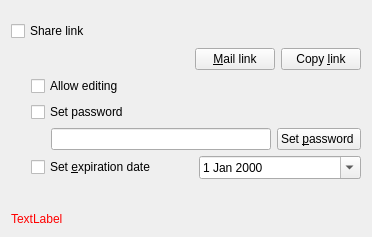
This is src/gui/sharelinkwidget.ui in nextcloud/desktop as Qt 5 draws it before an edit. The edited form follows.
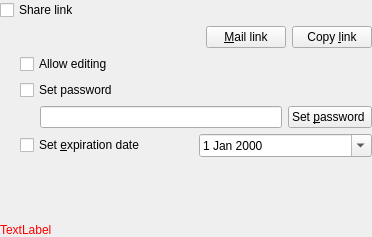
This is the edited form.

Commit message: ShareDialog: Margin and spacing refinements #5627

```diff
--- a/src/gui/sharelinkwidget.ui
+++ b/src/gui/sharelinkwidget.ui
@@ -14,11 +14,20 @@
    <string>Share NewDocument.odt</string>
   </property>
   <layout class="QGridLayout" name="gridLayout_3">
+   <property name="leftMargin">
+    <number>0</number>
+   </property>
+   <property name="topMargin">
+    <number>0</number>
+   </property>
+   <property name="rightMargin">
+    <number>0</number>
+   </property>
+   <property name="bottomMargin">
+    <number>0</number>
+   </property>
    <item row="0" column="0">
     <layout class="QHBoxLayout" name="horizontalLayout_shareLink">
-     <property name="topMargin">
-      <number>10</number>
-     </property>
      <item>
       <widget class="QCheckBox" name="checkBox_shareLink">
        <property name="text">
@@ -88,7 +97,7 @@
        <number>20</number>
       </property>
       <property name="topMargin">
-       <number>1</number>
+       <number>0</number>
       </property>
       <property name="rightMargin">
        <number>0</number>
```
The commit also changes 2 other files.
